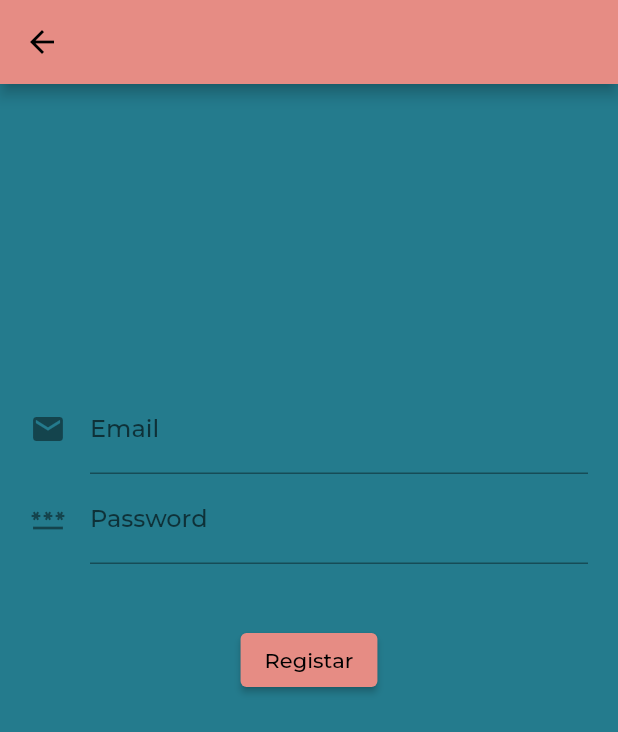
After one commit to JaiPi/dataplate-app-client, a Flutter app: the screen it shows after launch, after a tap on "Não tens conta?", on a phone screen of 412 x 824 dp. The commit adds this screen. Shown: the top 732 px of the screen. Run offline on Flutter 3.47's test engine with Material 2 defaults, Android fonts, the phone set to English and light mode, and no system bars; our stand-ins replace date_picker_timeline, firebase_auth, firebase_core, get, qr_flutter; missing offline and left inert: dart:ffi; accounts and stored records are empty; network calls fail.

Commit message:
Testings (#4)
* login stuff

* add Login and firestore lib

* updating gradle

* logout button style

* get data from login to drawer

```diff
--- a/client/lib/main.dart
+++ b/client/lib/main.dart
@@ -1,15 +1,17 @@
 import 'package:client/pages/home_page.dart';
+import 'package:client/pages/sign_in.dart';
+import 'package:client/pages/splashscreen.dart';
 import 'package:flutter/material.dart';
 import 'package:client/dataplate-colors.dart';
-import 'package:client/pages/wrapper.dart';
+import 'package:client/pages/AuthController.dart';
 import 'package:firebase_core/firebase_core.dart';
 import 'firebase_options.dart';
+import 'package:get/get.dart';
 
-main() async {
+Future<void> main() async {
   WidgetsFlutterBinding.ensureInitialized();
-  await Firebase.initializeApp(
-    options: DefaultFirebaseOptions.currentPlatform,
-  );
+  await Firebase.initializeApp(options: DefaultFirebaseOptions.currentPlatform)
+      .then((value) => Get.put(AuthController()));
   runApp(const MyApp());
 }
 
@@ -18,7 +20,7 @@ class MyApp extends StatelessWidget {
 
   @override
   Widget build(BuildContext context) {
-    return MaterialApp(
+    return GetMaterialApp(
       debugShowCheckedModeBanner: false,
       title: 'DataPlate',
       theme: ThemeData(
@@ -26,7 +28,7 @@ class MyApp extends StatelessWidget {
         //backgroundColor: Colors.lightGreenAccent,
         fontFamily: "Montserrat-Medium",
       ),
-      home: const Wrapper(),
+      home: const SplashScreen(),
     );
   }
 }
--- /dev/null
+++ b/client/lib/pages/AuthController.dart
@@ -0,0 +1,84 @@
+import 'dart:convert';
+import 'dart:ffi';
+
+import 'package:client/pages/home_page.dart';
+import 'package:client/pages/sign_in.dart';
+import 'package:flutter/cupertino.dart';
+import 'package:flutter/material.dart';
+import 'package:get/get.dart';
+import 'package:firebase_auth/firebase_auth.dart';
+
+class AuthController extends GetxController {
+  static AuthController instance = Get.find();
+  late Rx<User?> _user;
+  FirebaseAuth auth = FirebaseAuth.instance;
+
+  @override
+  void onReady() {
+    super.onReady();
+    _user = Rx<User?>(auth.currentUser);
+    //user is notified
+    _user.bindStream(auth.userChanges());
+    ever(_user, _initialScreen);
+  }
+
+  _initialScreen(User? user) {
+    if (user == null) {
+      print("login page");
+      Get.offAll(() => Sign_in());
+    } else {
+      print(user.toString());
+      Get.offAll(() => HomePage());
+    }
+  }
+
+  void register(String email, password) async {
+    try {
+      await auth.createUserWithEmailAndPassword(
+          email: email, password: password);
+    } catch (e) {
+      Get.snackbar(
+        "title",
+        "message",
+        snackPosition: SnackPosition.BOTTOM,
+        titleText: const Text(
+          "Ocorreu um erro na criação de conta",
+          style: TextStyle(color: Colors.white),
+        ),
+        messageText: Text(
+          e.toString(),
+          style: const TextStyle(color: Colors.white),
+        ),
+      );
+    }
+  }
+
+  void logout() async {
+    await auth.signOut();
+  }
+
+  void login(String email, password) async {
+    try {
+      await auth.signInWithEmailAndPassword(email: email, password: password);
+    } catch (e) {
+      Get.snackbar(
+        "title",
+        "message",
+        snackPosition: SnackPosition.BOTTOM,
+        backgroundColor: Colors.redAccent,
+        titleText: const Text(
+          "Ocorreu um erro no login",
+          style: TextStyle(color: Colors.white),
+        ),
+        messageText: Text(
+          e.toString(),
+          style: const TextStyle(color: Colors.white),
+        ),
+      );
+    }
+  }
+
+  User? getUser() {
+    return auth.currentUser;
+  }
+}
--- a/client/lib/pages/auth/sign_in.dart
+++ b/client/lib/pages/sign_in.dart
@@ -1,34 +1,31 @@
 import 'dart:math';
 
 import 'package:client/dataplate-colors.dart';
-import 'package:client/services/auth.dart';
+import 'package:client/pages/AuthController.dart';
+import 'package:client/pages/sign_up.dart';
 import 'package:firebase_auth/firebase_auth.dart';
 import 'package:firebase_core/firebase_core.dart';
+import 'package:flutter/gestures.dart';
 import 'package:flutter/material.dart';
+import 'package:get/get.dart';
 
-class Sign_in extends StatefulWidget {
+class Sign_in extends StatelessWidget {
   const Sign_in({super.key});
-
-  @override
-  State<Sign_in> createState() => _Sign_inState();
-}
-
-class _Sign_inState extends State<Sign_in> {
-  final AuthService _auth = AuthService();
-
-  void signin() async {
-    User result = await _auth.signInAnon();
-    if (result == null)
-      print("error signing in :(");
-    else
-      print("It worked!! \nuID: " + result.uid);
-  }
-
-  void printUser(user) async {}
 
   @override
   Widget build(BuildContext context) {
     final _formKey = GlobalKey<FormState>();
+    var emailcontroller = TextEditingController();
+    var passwordcontroller = TextEditingController();
+
+    void go_to_signup() async {
+      Get.to(() => Sign_up());
+    }
+
+    void sign_in() {
+      Get.put(AuthController.instance
+          .login(emailcontroller.text.trim(), passwordcontroller.text.trim()));
+    }
 
     return Scaffold(
         appBar: AppBar(backgroundColor: DataPlateColors.larjanja),
@@ -42,7 +39,7 @@ class _Sign_inState extends State<Sign_in> {
                 crossAxisAlignment: CrossAxisAlignment.center,
                 children: [
                   TextFormField(
-                    controller: null,
+                    controller: emailcontroller,
                     decoration: const InputDecoration(
                       icon: Icon(Icons.email),
                       hintText: 'Enter your Email',
@@ -51,7 +48,7 @@ class _Sign_inState extends State<Sign_in> {
                   ),
                   TextFormField(
                     obscureText: true,
-                    controller: null,
+                    controller: passwordcontroller,
                     decoration: const InputDecoration(
                       icon: Icon(Icons.password),
                       hintText: 'Enter your password',
@@ -59,11 +56,19 @@ class _Sign_inState extends State<Sign_in> {
                     ),
                   ),
                   Container(
-                      padding: const EdgeInsets.only(left: 150.0, top: 40.0),
-                      child: ElevatedButton(
-                        onPressed: signin,
-                        child: Text('Submit'),
-                      )),
+                    padding: const EdgeInsets.only(top: 40.0),
+                    child: ElevatedButton(
+                      onPressed: sign_in,
+                      child: const Text('Entrar'),
+                    ),
+                  ),
+                  TextButton(
+                    child: const Text(
+                      "Não tens conta?",
+                      style: TextStyle(color: Colors.black),
+                    ),
+                    onPressed: () => go_to_signup(),
+                  ),
                 ],
               ),
             ),
--- /dev/null
+++ b/client/lib/pages/sign_up.dart
@@ -0,0 +1,65 @@
+import 'dart:math';
+
+import 'package:client/dataplate-colors.dart';
+import 'package:client/pages/AuthController.dart';
+import 'package:firebase_auth/firebase_auth.dart';
+import 'package:firebase_core/firebase_core.dart';
+import 'package:flutter/material.dart';
+import 'package:get/get.dart';
+
+class Sign_up extends StatelessWidget {
+  const Sign_up({super.key});
+
+  @override
+  Widget build(BuildContext context) {
+    var emailcontroller = TextEditingController();
+    var passwordcontroller = TextEditingController();
+
+    final _formKey = GlobalKey<FormState>();
+
+    void signup() {
+      Get.put(AuthController.instance.register(
+          emailcontroller.text.trim(), passwordcontroller.text.trim()));
+    }
+
+    return Scaffold(
+        appBar: AppBar(backgroundColor: DataPlateColors.larjanja),
+        backgroundColor: DataPlateColors.azul,
+        body: SingleChildScrollView(
+          child: Container(
+            padding: const EdgeInsets.fromLTRB(20, 200, 20, 200),
+            child: Form(
+              key: _formKey,
+              child: Column(
+                crossAxisAlignment: CrossAxisAlignment.center,
+                children: [
+                  TextFormField(
+                    controller: emailcontroller,
+                    decoration: const InputDecoration(
+                      icon: Icon(Icons.email),
+                      hintText: 'Enter your Email',
+                      labelText: 'Email',
+                    ),
+                  ),
+                  TextFormField(
+                    obscureText: true,
+                    controller: passwordcontroller,
+                    decoration: const InputDecoration(
+                      icon: Icon(Icons.password),
+                      hintText: 'Enter your password',
+                      labelText: 'Password',
+                    ),
+                  ),
+                  Container(
+                      padding: const EdgeInsets.only(top: 40.0),
+                      child: ElevatedButton(
+                        onPressed: () => signup(),
+                        child: const Text('Registar'),
+                      )),
+                ],
+              ),
+            ),
+          ),
+        ));
+  }
+}
--- /dev/null
+++ b/client/lib/pages/splashscreen.dart
@@ -0,0 +1,26 @@
+import 'package:client/dataplate-colors.dart';
+import 'package:flutter/material.dart';
+import 'package:flutter/src/widgets/framework.dart';
+import 'package:flutter/src/widgets/placeholder.dart';
+
+class SplashScreen extends StatelessWidget {
+  const SplashScreen({super.key});
+
+  @override
+  Widget build(BuildContext context) {
+    return Container(
+      width: double.maxFinite,
+      height: double.maxFinite,
+      color: DataPlateColors.cinzento,
+      child: Center(
+        child: Container(
+          width: 100,
+          height: 100,
+          child: const CircularProgressIndicator(
+            backgroundColor: DataPlateColors.larjanja,
+          ),
+        ),
+      ),
+    );
+  }
+}
--- a/client/lib/views/menu_view.dart
+++ b/client/lib/views/menu_view.dart
@@ -1,7 +1,9 @@
 import 'dart:math';
 
+import 'package:client/pages/AuthController.dart';
 import 'package:client/widgets/date_picker.dart';
 import 'package:client/widgets/menu_list.dart';
+import 'package:firebase_auth/firebase_auth.dart';
 import 'package:flutter/material.dart';
 import 'package:intl/intl.dart';
 import 'package:date_picker_timeline/date_picker_timeline.dart';
@@ -21,6 +23,7 @@ class _MenuViewState extends State<MenuView> {
   var data;
   var data1;
   late DateTime _selectedValue;
+  User? user = AuthController.instance.getUser();
 
   void changeDate(DateTime date) {
     setState(() {
--- a/client/pubspec.yaml
+++ b/client/pubspec.yaml
@@ -41,6 +41,7 @@ dependencies:
   get: ^4.6.5
   qr_flutter: ^4.0.0
   popup_banner: ^1.0.0
+  cloud_firestore: ^4.4.5
 
 dev_dependencies:
   flutter_test:
```
Also changed, not shown: client/lib/pages/auth/authenticate.dart (deleted, +0 -18 lines), client/lib/pages/wrapper.dart (deleted, +0 -14 lines), client/lib/services/auth.dart (deleted, +0 -39 lines), client/lib/widgets/drawer.dart (+17 -3 lines), client/pubspec.lock, 2 other files.
